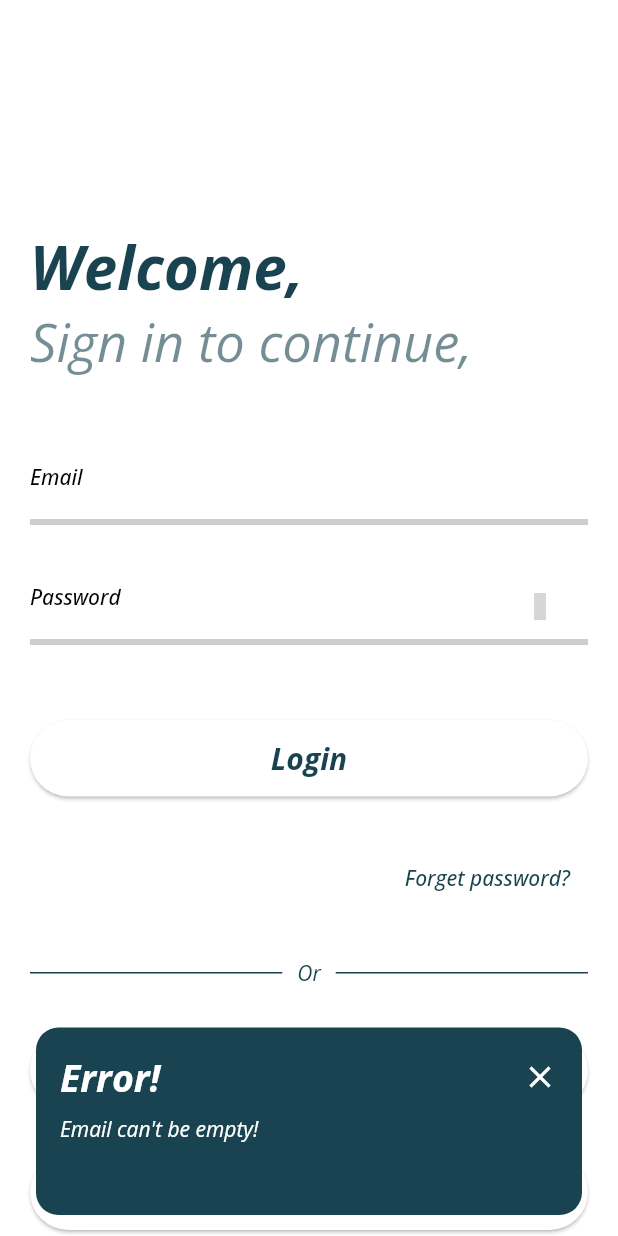
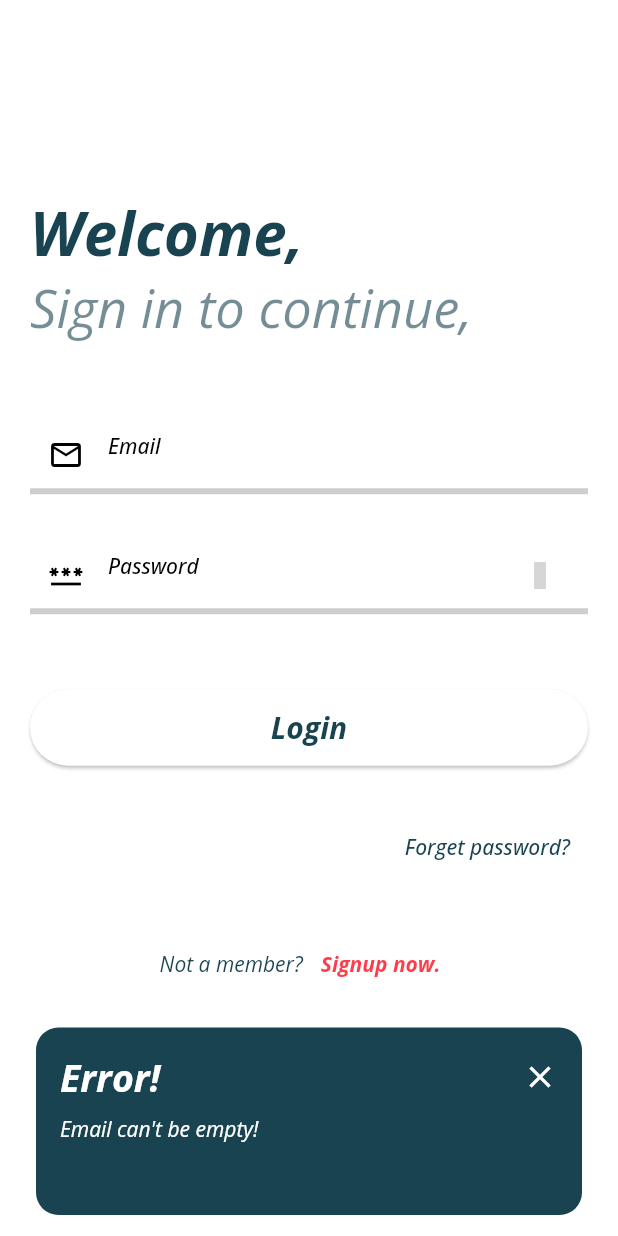
Before and after one commit to anhkiet-201/Classroom, a Flutter app: the screen it shows after launch, after a tap on "Login", on a phone screen of 412 x 824 dp. Run offline on Flutter 3.47's test engine with Material 2 defaults, Android fonts, the phone set to English and light mode, and no system bars; our stand-ins replace bloc, equatable, firebase_auth, firebase_core, flutter_bloc, iconsax and 1 more; accounts and stored records are empty; grey boxes are pictures that could not be loaded.

Commit message:
add signup

```diff
--- a/lib/App.dart
+++ b/lib/App.dart
@@ -1,18 +1,38 @@
 import 'package:class_room_chin/bloc/login/login_bloc.dart';
+import 'package:class_room_chin/bloc/signup/sign_up_bloc.dart';
+import 'package:class_room_chin/screen/home/HomeScreen.dart';
 import 'package:class_room_chin/screen/login/LoginScreen.dart';
+import 'package:firebase_auth/firebase_auth.dart';
 import 'package:flutter/material.dart';
 import 'package:flutter_bloc/flutter_bloc.dart';
 
+import 'constants/Colors.dart';
+
 class App extends StatelessWidget {
   const App({Key? key}) : super(key: key);
-
   @override
   Widget build(BuildContext context) {
     return MultiBlocProvider(
         providers: [
-          BlocProvider(create: (_) => LoginBloc())
+          BlocProvider(create: (_) => LoginBloc()),
+          BlocProvider(create: (_) => SignUpBloc(),)
         ],
-        child: LoginScreen()
+        child: MaterialApp(
+          title: 'Flutter Demo',
+          debugShowCheckedModeBanner: false,
+          theme: ThemeData.from(
+              colorScheme: ColorScheme.light(
+                primary: primaryColor,
+                secondary: secondaryColor,
+              ),
+              textTheme: Theme.of(context).textTheme.apply(
+                fontFamily: 'OpenSans',
+                bodyColor: primaryColor,
+              ),
+              useMaterial3: true
+          ),
+          home: FirebaseAuth.instance.currentUser == null ? LoginScreen() : const HomeScreen(),
+        )
     );
   }
 }
--- a/lib/bloc/login/login_bloc.dart
+++ b/lib/bloc/login/login_bloc.dart
@@ -1,8 +1,7 @@
-import 'dart:async';
-
 import 'package:bloc/bloc.dart';
 import 'package:class_room_chin/utils/Utils.dart';
 import 'package:equatable/equatable.dart';
+import 'package:firebase_auth/firebase_auth.dart';
 
 part 'login_event.dart';
 part 'login_state.dart';
@@ -11,6 +10,8 @@ class LoginBloc extends Bloc<LoginEvent, LoginState> {
   LoginBloc() : super(LoginInitial()) {
     on<LoginRequest>((event, emit) => _handleLoginEvent(event));
   }
+
+  final FirebaseAuth auth = FirebaseAuth.instance;
 
   final email = "igg.anhkiet1@gmail.com";
   final password = "12345678";
@@ -27,28 +28,26 @@ class LoginBloc extends Bloc<LoginEvent, LoginState> {
     }
 
     if(!isValidEmail(event.email.trim())){
-      emit(LoginFailure("Email invalidate!"));
+      emit(LoginFailure("Invalid email!"));
       return;
     }
 
     if(event.password.length < 8){
-      emit(LoginFailure("The length of password not enought!"));
+      emit(LoginFailure("Password length is not enough. \nPassword must be at least 8 characters.!"));
       return;
     }
+    emit(LoginLoading());
 
-
-    emit(LoginLoading());
-    await Future.delayed(const Duration(seconds: 2));
-    if(event.email != email){
-      emit(LoginFailure("Email not match!"));
-      return;
-    }
-    if(event.password.trim() != password){
-      print(event.password != password);
-      emit(LoginFailure("Password not match!"));
-      return;
-    }
-    emit(LoginSuccess());
+    auth.signInWithEmailAndPassword(email: event.email.trim(), password: event.password.trim())
+        .then((value) {
+          if(value.user == null){
+            emit(LoginFailure("error"));
+          }else{
+            emit(LoginSuccess());
+          }
+    } ).onError<FirebaseAuthException>((error, stackTrace){
+      emit(LoginFailure(error.message ?? "error"));
+    });
 
   }
 
--- /dev/null
+++ b/lib/bloc/signup/sign_up_event.dart
@@ -0,0 +1,18 @@
+part of 'sign_up_bloc.dart';
+
+abstract class SignUpEvent extends Equatable {
+  const SignUpEvent();
+}
+
+class SignUpRequest extends SignUpEvent{
+  final String username;
+  final String email;
+  final String password;
+
+  const SignUpRequest({required this.email, required this.password, required this.username});
+
+  @override
+  // TODO: implement props
+  List<Object?> get props => [username, email, password];
+
+}
--- /dev/null
+++ b/lib/bloc/signup/sign_up_state.dart
@@ -0,0 +1,35 @@
+part of 'sign_up_bloc.dart';
+
+abstract class SignUpState extends Equatable {
+  const SignUpState();
+}
+
+class SignUpInitial extends SignUpState {
+  @override
+  List<Object> get props => [];
+}
+
+class SignUpLoading extends SignUpState{
+  @override
+  // TODO: implement props
+  List<Object?> get props => [];
+
+}
+
+class SignUpSuccess extends SignUpState{
+  @override
+  // TODO: implement props
+  List<Object?> get props => [];
+
+}
+
+class SignUpFailure extends SignUpState{
+  final String error;
+  const SignUpFailure(this.error);
+
+  @override
+  // TODO: implement props
+  List<Object?> get props => [error];
+
+
+}
--- a/lib/components/EmailField.dart
+++ b/lib/components/EmailField.dart
@@ -1,4 +1,5 @@
 import 'package:flutter/material.dart';
+import 'package:iconsax/iconsax.dart';
 
 import '../utils/Utils.dart';
 import 'CustomTextField.dart';
@@ -20,6 +21,7 @@ class _EmailFieldState extends State<EmailField> {
       controller: widget.controller,
       hintText: 'Email',
       inputType: TextInputType.emailAddress,
+      prefixIcon: const Icon(Icons.email_outlined),
       onChange: (value){
         if(value.isNotEmpty){
           _visiable = true;
--- a/lib/components/PasswordField.dart
+++ b/lib/components/PasswordField.dart
@@ -19,6 +19,7 @@ class _PasswordFieldState extends State<PasswordField> {
       controller: widget.controller,
       hintText: 'Password',
       obscureText: !_isVisiable,
+      prefixIcon: const Icon(Icons.password_outlined),
       suffixIcon: TextButton(
         onPressed: ()=> setState((){
     _isVisiable = !_isVisiable;
--- a/lib/constants/Colors.dart
+++ b/lib/constants/Colors.dart
@@ -6,6 +6,6 @@ Color primarySColor = const Color(0xFFFF8882);
 Color secondarySColor = const Color(0xFFFFC2B4);
 Color secondaryColor = const Color(0xFF9DBEB9);
 
-Color classColor1 = const Color(0xFF4d66d6);
-Color classColor2 = const Color(0xFF373d42);
-Color classColor3 = const Color(0xFFff3c49);
+Color color1 = const Color(0xFF4d66d6);
+Color color2 = const Color(0xFF373d42);
+Color color3 = const Color(0xFFff3c49);
--- a/lib/main.dart
+++ b/lib/main.dart
@@ -1,32 +1,26 @@
+import 'package:firebase_auth/firebase_auth.dart';
 import 'package:flutter/material.dart';
 import 'App.dart';
 import 'constants/Colors.dart';
+import 'package:firebase_core/firebase_core.dart';
+import 'firebase_options.dart';
 
-
-void main() {
-  runApp(const MyApp());
+void main() async {
+  WidgetsFlutterBinding.ensureInitialized();
+  await Firebase.initializeApp(
+    options: DefaultFirebaseOptions.currentPlatform,
+  );
+// Ideal time to initialize
+  //await FirebaseAuth.instance.useAuthEmulator('localhost', 9099);
+  runApp(const App());
 }
 
-class MyApp extends StatelessWidget {
-  const MyApp({super.key});
-
-  // This widget is the root of your application.
-  @override
-  Widget build(BuildContext context) {
-    return MaterialApp(
-      title: 'Flutter Demo',
-      theme: ThemeData.from(
-          colorScheme: ColorScheme.light(
-            primary: primaryColor,
-            secondary: secondaryColor,
-          ),
-          textTheme: Theme.of(context).textTheme.apply(
-            fontFamily: 'OpenSans',
-            bodyColor: primaryColor,
-          ),
-          useMaterial3: true
-      ),
-      home: const App(),
-    );
-  }
-}
+// class MyApp extends StatelessWidget {
+//   const MyApp({super.key});
+//
+//   // This widget is the root of your application.
+//   @override
+//   Widget build(BuildContext context) {
+//     return ;
+//   }
+// }
--- a/lib/screen/login/LoginScreen.dart
+++ b/lib/screen/login/LoginScreen.dart
@@ -1,10 +1,13 @@
 
 import 'package:class_room_chin/bloc/login/login_bloc.dart';
+import 'package:class_room_chin/bloc/signup/sign_up_bloc.dart';
 import 'package:class_room_chin/components/CustomButton.dart';
 import 'package:class_room_chin/components/animation/ChangeWidgetAnimation.dart';
 import 'package:class_room_chin/constants/Colors.dart';
 import 'package:class_room_chin/screen/home/HomeScreen.dart';
+import 'package:class_room_chin/screen/signup/SignUpScreen.dart';
 import 'package:class_room_chin/utils/Utils.dart';
+import 'package:flutter/gestures.dart';
 import 'package:flutter/material.dart';
 import 'package:flutter_bloc/flutter_bloc.dart';
 import 'package:loading_animation_widget/loading_animation_widget.dart';
@@ -41,16 +44,13 @@ class LoginScreen extends StatelessWidget {
               body: Center(
                 child:  LoadingAnimationWidget.twistingDots(
                   size: 50,
-                  leftDotColor: classColor2,
-                  rightDotColor: classColor3,
+                  leftDotColor: color2,
+                  rightDotColor: color3,
                 ),
               ),
             );
           }
-
           return _BuildContent(context);
-
-
         },
       )
     );
@@ -58,9 +58,9 @@ class LoginScreen extends StatelessWidget {
 
   Scaffold _BuildContent(BuildContext context) {
     return Scaffold(
-      body: Scaffold(
         backgroundColor: Colors.white,
         body: SafeArea(
+          child: Center(
             child: SingleChildScrollView(
               physics: const BouncingScrollPhysics(),
               child: Center(
@@ -69,13 +69,8 @@ class LoginScreen extends StatelessWidget {
                   constraints: const BoxConstraints(maxWidth: 800),
                   child: Column(
                     children: [
-                      SizedBox(
-                        height: 300,
-                        child: Column(
-                          crossAxisAlignment: CrossAxisAlignment.stretch,
-                          children: [
-                            const Spacer(),
-                            Expanded(
+                      Align(
+                        alignment: Alignment.topLeft,
                         child: Column(
                           crossAxisAlignment: CrossAxisAlignment.start,
                           children: [
@@ -97,9 +92,9 @@ class LoginScreen extends StatelessWidget {
                             )
                           ],
                         ),
-                            )
-                          ],
                       ),
+                      const SizedBox(
+                        height: 50,
                       ),
                       EmailField(
                         controller: _emailController,
@@ -124,36 +119,44 @@ class LoginScreen extends StatelessWidget {
                       ),
                       Align(
                         alignment: Alignment.centerRight,
-                        child: TextButton(onPressed: (){}, child: Text("Forget password?")),
+                        child: TextButton(onPressed: (){}, child: const Text("Forget password?")),
                       ),
                       const SizedBox(
                         height: 30,
                       ),
-                      const Line(
-                        text: "Or",
+                      Row(
+                        mainAxisSize: MainAxisSize.max,
+                        mainAxisAlignment: MainAxisAlignment.center,
+                        children: [
+                          const Text('Not a member?'),
+                          TextButton(
+                              onPressed: (){
+                                Navigator.of(context).push(
+                                  MaterialPageRoute(
+                                    builder: (_) => SignUpScreen()
+                                  )
+                                );
+                              },
+                              child: Text(
+                                'Signup now.',
+                                style: TextStyle(
+                                    fontWeight: FontWeight.bold,
+                                    color: color3
+                                ),
+                              )
+                          )
+                        ],
                       ),
                       const SizedBox(
                         height: 30,
-                      ),
-                      CustomButton(
-                        text: "Facebook",
-                        onClick: () {},
-                      ),
-                      const SizedBox(
-                        height: 30,
-                      ),
-                      CustomButton(
-                        text: "Google",
-                        onClick: () {},
-                      ),
-                      const SizedBox(
-                        height: 50,
                       ),
                     ],
                   ),
                 ),
               ),
             ),
-          )));
+          ),
+        )
+    );
   }
 }
--- a/pubspec.yaml
+++ b/pubspec.yaml
@@ -41,6 +41,7 @@ dependencies:
   flutter_bloc: ^8.1.2
   equatable: ^2.0.5
   firebase_core: ^2.10.0
+  firebase_auth: ^4.4.2
 
 dev_dependencies:
   flutter_test:
```
Also changed, not shown: lib/bloc/signup/sign_up_bloc.dart (added, +58 -0 lines), lib/screen/RegisterScreen.dart (deleted, +0 -141 lines), lib/screen/home/HomeScreen.dart (+11 -1 lines), lib/screen/signup/SignUpScreen.dart (added, +124 -0 lines), pubspec.lock, 6 other files. Lines whose indentation alone changed are shown as unchanged.
